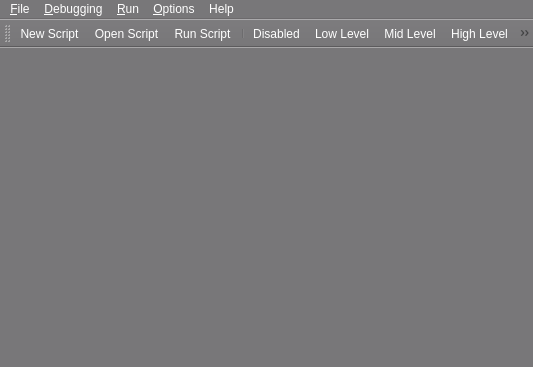
Before: the Qt Designer form blurdev/gui/windows/loggerwindow/ui/loggerwindow.ui in blurstudio/PrEditor, drawn with Qt 5.
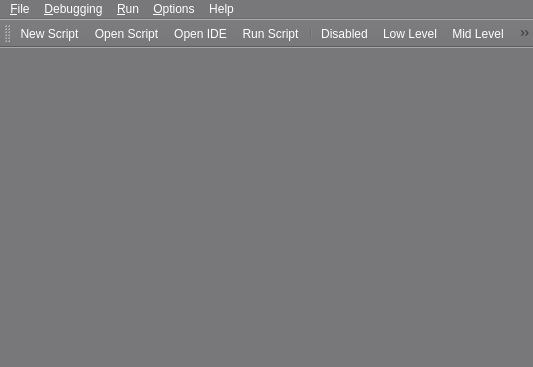
After: the same form once the commit is applied.

Commit message: Added a show IDE button to the loggerwindow toolbar and file menu.

Patch:
```diff
--- a/blurdev/gui/windows/loggerwindow/ui/loggerwindow.ui
+++ b/blurdev/gui/windows/loggerwindow/ui/loggerwindow.ui
@@ -569,6 +569,7 @@
    </attribute>
    <addaction name="uiNewScriptACT"/>
    <addaction name="uiOpenScriptACT"/>
+   <addaction name="uiOpenIdeACT"/>
    <addaction name="uiRunScriptACT"/>
    <addaction name="separator"/>
    <addaction name="uiNoDebugACT"/>
@@ -662,7 +663,7 @@
   </action>
   <action name="uiNewScriptACT">
    <property name="text">
-    <string>&amp;New Script</string>
+    <string>&amp;New Script...</string>
    </property>
    <property name="shortcut">
     <string>Ctrl+N</string>
@@ -808,6 +809,11 @@
     <string>Editor Vertical</string>
    </property>
   </action>
+  <action name="uiOpenIdeACT">
+   <property name="text">
+    <string>Open IDE</string>
+   </property>
+  </action>
  </widget>
  <resources/>
  <connections/>
```
Left out of the diff: 1 changed line with no effect on the pictures. The commit also changes 1 other file.
